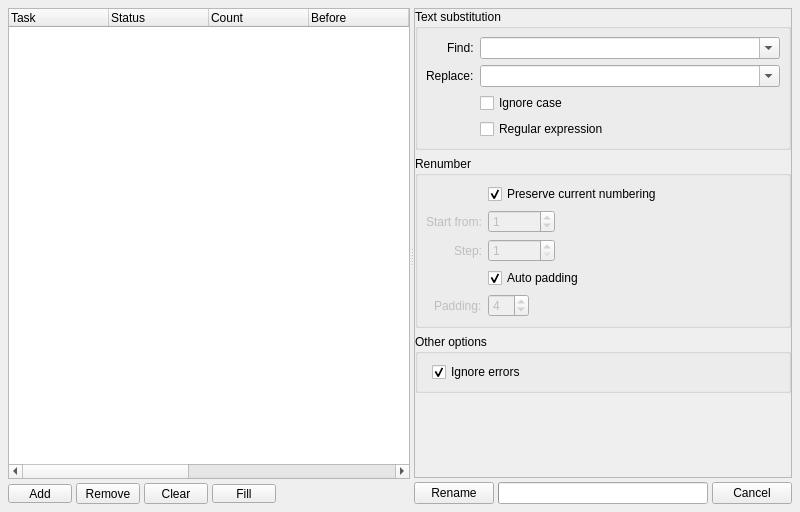
Qt form core/ui/rename_ui.ui (mjbonnington/icarus-gps) before a commit.
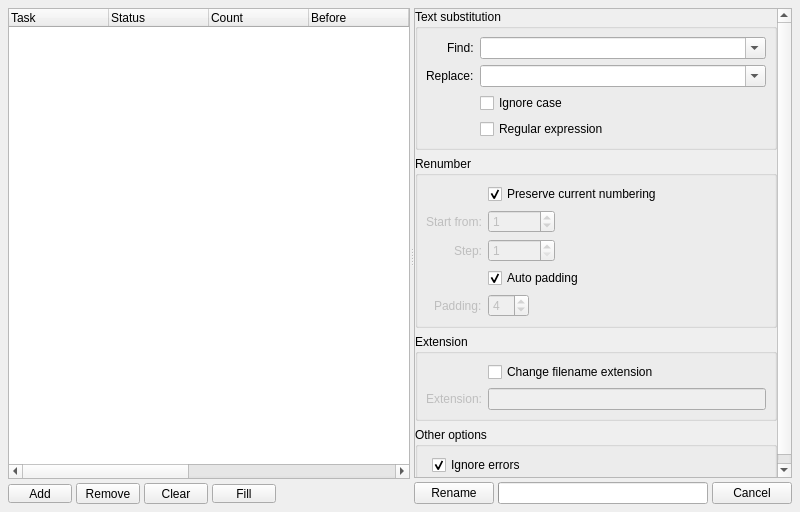
The same form after that commit. Icons and pictures are not drawn.

Commit message: File extensions can now be changed in Batch Rename tool

Patch:
```diff
--- a/core/ui/rename_ui.ui
+++ b/core/ui/rename_ui.ui
@@ -614,6 +614,81 @@
               </layout>
              </widget>
             </item>
+            <item>
+             <widget class="QGroupBox" name="ext_groupBox">
+              <property name="sizePolicy">
+               <sizepolicy hsizetype="Preferred" vsizetype="Maximum">
+                <horstretch>0</horstretch>
+                <verstretch>0</verstretch>
+               </sizepolicy>
+              </property>
+              <property name="title">
+               <string>Extension</string>
+              </property>
+              <property name="flat">
+               <bool>false</bool>
+              </property>
+              <property name="checkable">
+               <bool>false</bool>
+              </property>
+              <property name="checked">
+               <bool>false</bool>
+              </property>
+              <property name="expandable" stdset="0">
+               <bool>true</bool>
+              </property>
+              <property name="xmlCategory" stdset="0">
+               <string>extension</string>
+              </property>
+              <layout class="QFormLayout" name="renumber_formLayout_2">
+               <property name="fieldGrowthPolicy">
+                <enum>QFormLayout::ExpandingFieldsGrow</enum>
+               </property>
+               <property name="labelAlignment">
+                <set>Qt::AlignRight|Qt::AlignTrailing|Qt::AlignVCenter</set>
+               </property>
+               <property name="margin">
+                <number>8</number>
+               </property>
+               <item row="0" column="1">
+                <widget class="QCheckBox" name="ext_checkBox">
+                 <property name="text">
+                  <string>Change filename extension</string>
+                 </property>
+                 <property name="checked">
+                  <bool>false</bool>
+                 </property>
+                 <property name="xmlTag" stdset="0">
+                  <string>changeext</string>
+                 </property>
+                </widget>
+               </item>
+               <item row="1" column="0">
+                <widget class="QLabel" name="ext_label">
+                 <property name="enabled">
+                  <bool>false</bool>
+                 </property>
+                 <property name="text">
+                  <string>Extension:</string>
+                 </property>
+                 <property name="buddy">
+                  <cstring>ext_lineEdit</cstring>
+                 </property>
+                </widget>
+               </item>
+               <item row="1" column="1">
+                <widget class="QLineEdit" name="ext_lineEdit">
+                 <property name="enabled">
+                  <bool>false</bool>
+                 </property>
+                 <property name="xmlTag" stdset="0">
+                  <string>newext</string>
+                 </property>
+                </widget>
+               </item>
+              </layout>
+             </widget>
+            </item>
             <item>
              <widget class="QGroupBox" name="other_groupBox">
               <property name="sizePolicy">
```
Left out of the diff: 34 changed lines with no effect on the pictures. The commit also changes 14 other files.
